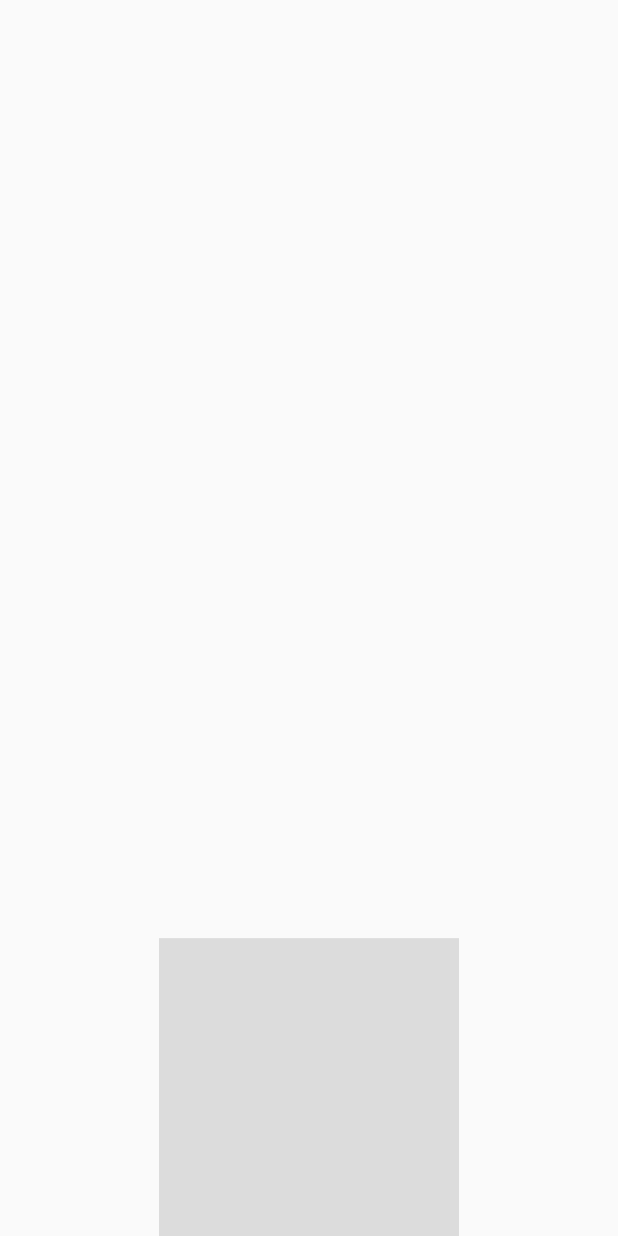
After one commit to salihgueler/flutter-animations, a Flutter app: the screen it shows after launch, after a tap on "Physics animation", on a phone screen of 412 x 824 dp. The commit adds this screen. Run offline on Flutter 3.47's test engine with Material 2 defaults, Android fonts, the phone set to English and light mode, and no system bars.

Commit message:
Add physical animation

```diff
--- a/lib/main.dart
+++ b/lib/main.dart
@@ -3,6 +3,7 @@ import 'package:flutter_animations/easinganimationwidget.dart';
 import 'package:flutter_animations/maskinganimationwidget.dart';
 import 'package:flutter_animations/offsetdelayanimation.dart';
 import 'package:flutter_animations/parentinganimation.dart';
+import 'package:flutter_animations/springfreefallinganimation.dart';
 import 'package:flutter_animations/transformationanimationwidget.dart';
 import 'package:flutter_animations/valuechangeanimation.dart';
 
@@ -95,6 +96,13 @@ class MyHomePage extends StatelessWidget {
                 Navigator.of(context).push(MaterialPageRoute(
                     builder: (context) => new MaskingAnimationWidget()));
               },
+            ),
+            ListTile(
+              title: Text("Physics animation"),
+              onTap: () {
+                Navigator.of(context).push(MaterialPageRoute(
+                    builder: (context) => new SpringFreeFallingAnimation()));
+              },
             )
           ],
         ) // This trailing comma makes auto-formatting nicer for build methods.
--- /dev/null
+++ b/lib/springfreefallinganimation.dart
@@ -0,0 +1,59 @@
+import 'package:flutter/material.dart';
+import 'package:flutter/physics.dart';
+
+class SpringFreeFallingAnimation extends StatefulWidget {
+  SpringFreeFallingAnimationState createState() =>
+      new SpringFreeFallingAnimationState();
+}
+
+class SpringFreeFallingAnimationState extends State<SpringFreeFallingAnimation>
+    with SingleTickerProviderStateMixin {
+
+  double _squareEdgeSize = 200.0;
+  SpringDescription _spring = new SpringDescription(mass: 1.0, stiffness: 100.0, damping: 10.0);
+  SpringSimulation _springSimulation;
+  AnimationController _animationController;
+
+  @override
+  Widget build(BuildContext context) {
+    final double height = MediaQuery.of(context).size.height;
+    _springSimulation = new SpringSimulation(_spring, _squareEdgeSize, height, _animationController.velocity);
+    startAnimationWithDelay();
+    return AnimatedBuilder(
+        animation: _animationController,
+        builder: (BuildContext context, Widget child) {
+          return Scaffold(
+              body: Transform(
+            transform: Matrix4.translationValues(0.0, _squareEdgeSize - 200.0, 0.0),
+            child: new Align(
+                alignment: Alignment.topCenter,
+                child: Container(
+                  width: 200.0,
+                  height: 200.0,
+                  color: Colors.black12,
+                )),
+          ));
+        });
+  }
+
+  @override
+  initState() {
+    super.initState();
+    _animationController = new AnimationController(
+      vsync: this,
+      lowerBound: double.negativeInfinity,
+      upperBound: double.infinity,
+    )..addListener(() {
+      setState(() {
+        _squareEdgeSize = _animationController.value;
+      });
+    });
+  }
+
+  void startAnimationWithDelay() async {
+    if (!_animationController.isAnimating) {
+      await new Future.delayed(const Duration(milliseconds: 500));
+      _animationController.animateWith(_springSimulation);
+    }
+  }
+}
```
Also changed, not shown: lib/easinganimationwidget.dart (+31 -29 lines), lib/offsetdelayanimation.dart (+15 -15 lines), lib/parentinganimation.dart (+7 -13 lines).
